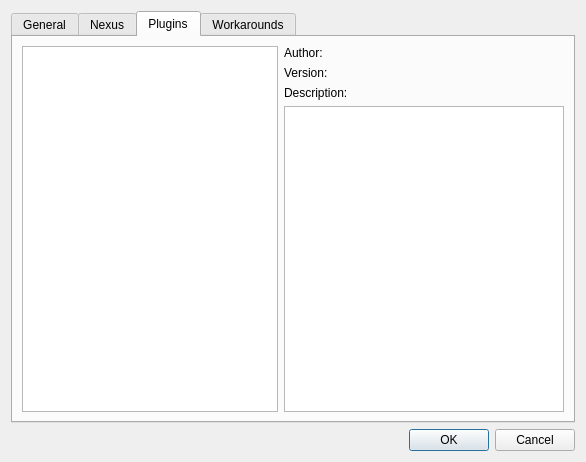
Above: modorganizer/src/settingsdialog.ui from Holt59/mo2-merge before the change. Below: the same form after it.
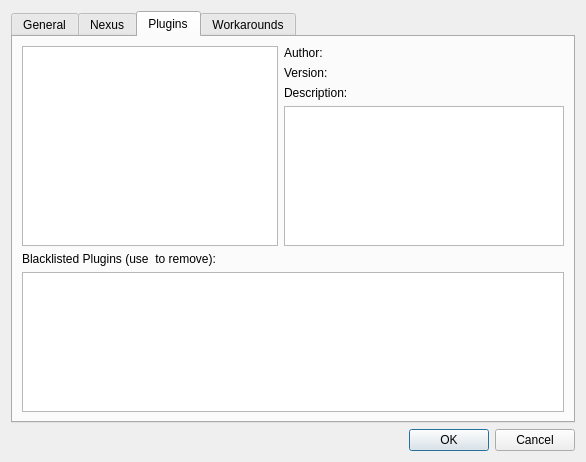
That is the form after the change. The open tabs and pages were chosen to show the change. Icons and pictures are not drawn.

Patch:
```diff
--- a/modorganizer/src/settingsdialog.ui
+++ b/modorganizer/src/settingsdialog.ui
@@ -406,7 +406,9 @@
       <attribute name="title">
        <string>Plugins</string>
       </attribute>
-      <layout class="QHBoxLayout" name="horizontalLayout_7" stretch="0,1">
+      <layout class="QVBoxLayout" name="verticalLayout_9" stretch="0,0,0">
+       <item>
+        <layout class="QHBoxLayout" name="horizontalLayout_9">
        <item>
         <widget class="QListWidget" name="pluginsList">
          <property name="sizePolicy">
@@ -503,6 +505,18 @@
         </layout>
        </item>
       </layout>
+       </item>
+       <item>
+        <widget class="QLabel" name="label_18">
+         <property name="text">
+          <string>Blacklisted Plugins (use &lt;del&gt; to remove):</string>
+         </property>
+        </widget>
+       </item>
+       <item>
+        <widget class="QListWidget" name="pluginBlacklist"/>
+       </item>
+      </layout>
      </widget>
      <widget class="QWidget" name="workaroundTab">
       <attribute name="title">
```
Left out of the diff: 2 changed lines with no effect on the pictures. Lines whose indentation alone changed are shown as unchanged.
